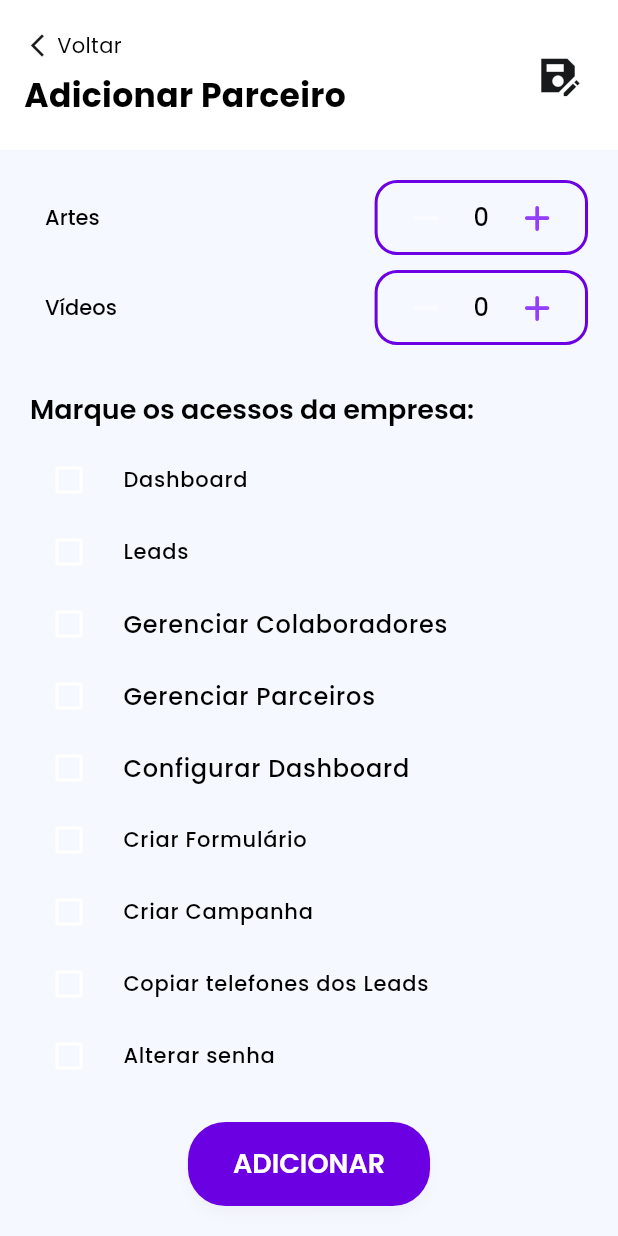
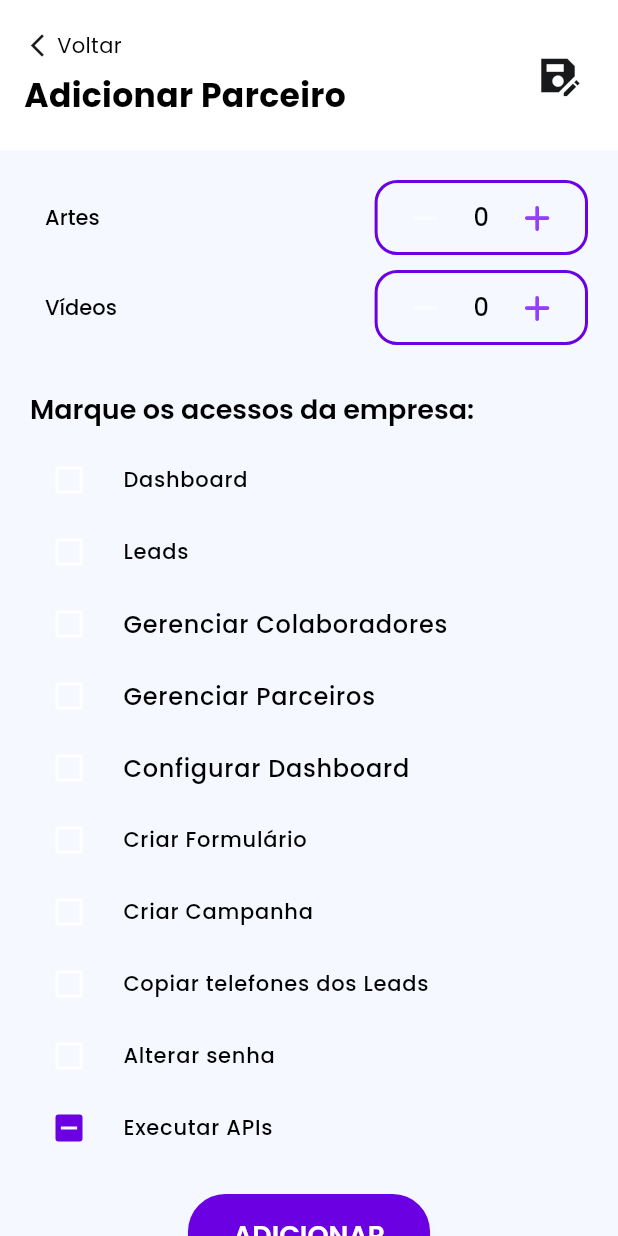
Before and after one commit to SotorivaXL/app_io, a Flutter app: the AddCompany screen opened directly, scrolled down 567 dp, on a phone screen of 412 x 824 dp. Run offline on Flutter 3.47's test engine with Material 3 defaults, Android fonts, the phone set to English and light mode, and no system bars; our stand-ins replace bottom_navy_bar, cloud_firestore, cloud_functions, connectivity_plus, firebase_auth, firebase_core and 11 more; missing offline and left inert: app_tracking_transparency; accounts and stored records are empty; network calls fail; statements that could not run were skipped; project files that could hold a hidden picture were left out.

Commit message:
Atualização de permissões do Gerenciar APIs

```diff
--- a/lib/features/screens/collaborator/manage_collaborators.dart
+++ b/lib/features/screens/collaborator/manage_collaborators.dart
@@ -504,6 +504,7 @@ class _ManageCollaboratorsState extends State<ManageCollaborators> {
                                     criarCampanha: collaborator['criarCampanha'] ?? false,
                                     criarForm: collaborator['criarForm'] ?? false,
                                     copiarTelefones: collaborator['copiarTelefones'] ?? false,
+                                    executarAPIs: collaborator['executarAPIs'] ?? false,
                                   ),
                                 );
                               },
--- a/lib/features/screens/company/add_company.dart
+++ b/lib/features/screens/company/add_company.dart
@@ -1037,6 +1037,30 @@ class _AddCompanyState extends State<AddCompany> {
                             ),
                             dense: true,
                           ),
+                          CheckboxListTile(
+                            title: Text(
+                              "Executar APIs",
+                              style: TextStyle(
+                                fontFamily: 'Poppins',
+                                fontWeight: FontWeight.w500,
+                                fontSize: 14,
+                                color: Theme.of(context).colorScheme.onSecondary,
+                              ),
+                            ),
+                            value: accessRights['executarAPIs'],
+                            onChanged: (bool? value) {
+                              setState(() {
+                                accessRights['executarAPIs'] = value ?? false;
+                              });
+                            },
+                            controlAffinity: ListTileControlAffinity.leading,
+                            activeColor: Theme.of(context).primaryColor,
+                            checkColor: Theme.of(context).colorScheme.outline,
+                            shape: RoundedRectangleBorder(
+                              borderRadius: BorderRadius.circular(5.0),
+                            ),
+                            dense: true,
+                          ),
                         ],
                       ),
                     ),
--- a/lib/features/screens/company/manage_companies.dart
+++ b/lib/features/screens/company/manage_companies.dart
@@ -554,6 +554,7 @@ class _ManageCompaniesState extends State<ManageCompanies> {
                                       criarForm: company['criarForm'],
                                       copiarTelefones: company['copiarTelefones'],
                                       alterarSenha: company['alterarSenha'],
+                                      executarAPIs: company['executarAPIs'],
                                     ),
                                   );
                                 },
```
Also changed, not shown: lib/features/screens/collaborator/add_collaborators.dart (+29 -0 lines), lib/features/screens/collaborator/edit_collaborators.dart (+28 -0 lines), lib/features/screens/company/edit_companies.dart (+34 -0 lines), lib/features/screens/panel/painel_adm.dart (+6 -6 lines), 2 other files.
